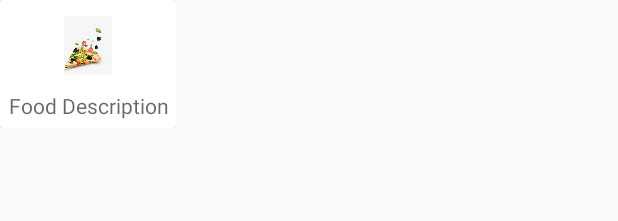
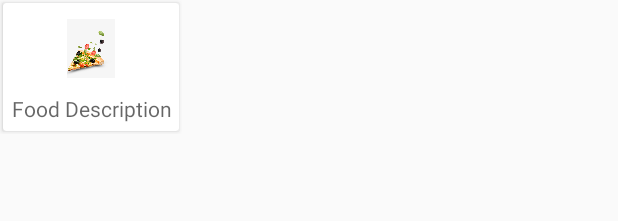
Before and after one commit to sinanyaman95/MyCommunity, an Android app: the layout horizontal_food_item.xml on its own in the app's theme, with its tools: preview values and no code run, on a phone screen of 412 x 824 dp. Shown: the top 221 px of the screen. Run offline under Robolectric (Android 15) with nearby library versions, the phone set to English and light mode, and no system bars.

```diff
--- a/app/build.gradle
+++ b/app/build.gradle
@@ -28,7 +28,7 @@ dependencies {
     androidTestImplementation 'androidx.test.ext:junit:1.1.1'
     androidTestImplementation 'androidx.test.espresso:espresso-core:3.2.0'
     implementation 'com.google.firebase:firebase-auth:19.2.0'
-    implementation 'com.google.firebase:firebase-firestore:21.3.0'
+    implementation 'com.google.firebase:firebase-firestore:21.3.1'
     implementation 'com.google.android.material:material:1.2.0-alpha02'
 }
 apply plugin: 'com.google.gms.google-services'
--- a/app/src/main/res/layout/horizontal_food_item.xml
+++ b/app/src/main/res/layout/horizontal_food_item.xml
@@ -10,6 +10,7 @@
         android:layout_width="wrap_content"
         android:layout_height="wrap_content"
         android:layout_gravity="center"
+        android:layout_margin="2dp"
         android:elevation="4dp">
 
         <LinearLayout
--- a/app/src/main/res/layout/horizontal_music_item.xml
+++ b/app/src/main/res/layout/horizontal_music_item.xml
@@ -9,6 +9,7 @@
         android:layout_width="wrap_content"
         android:layout_height="wrap_content"
         android:layout_gravity="center"
+        android:layout_margin="2dp"
         android:elevation="4dp">
 
         <LinearLayout
```
